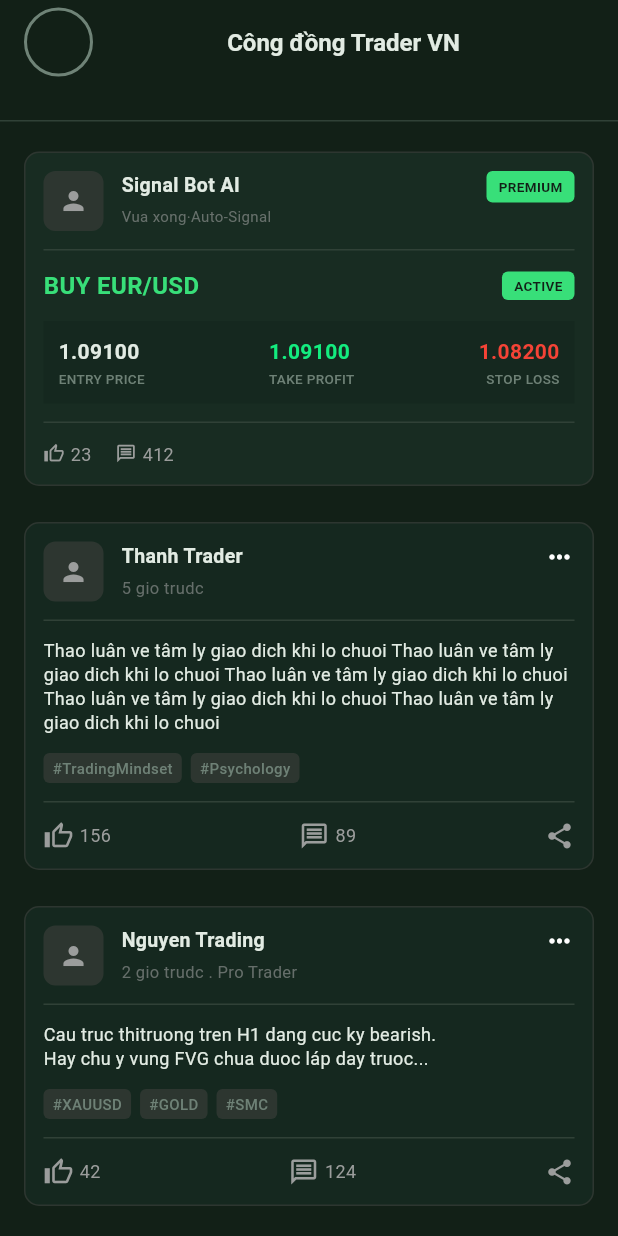
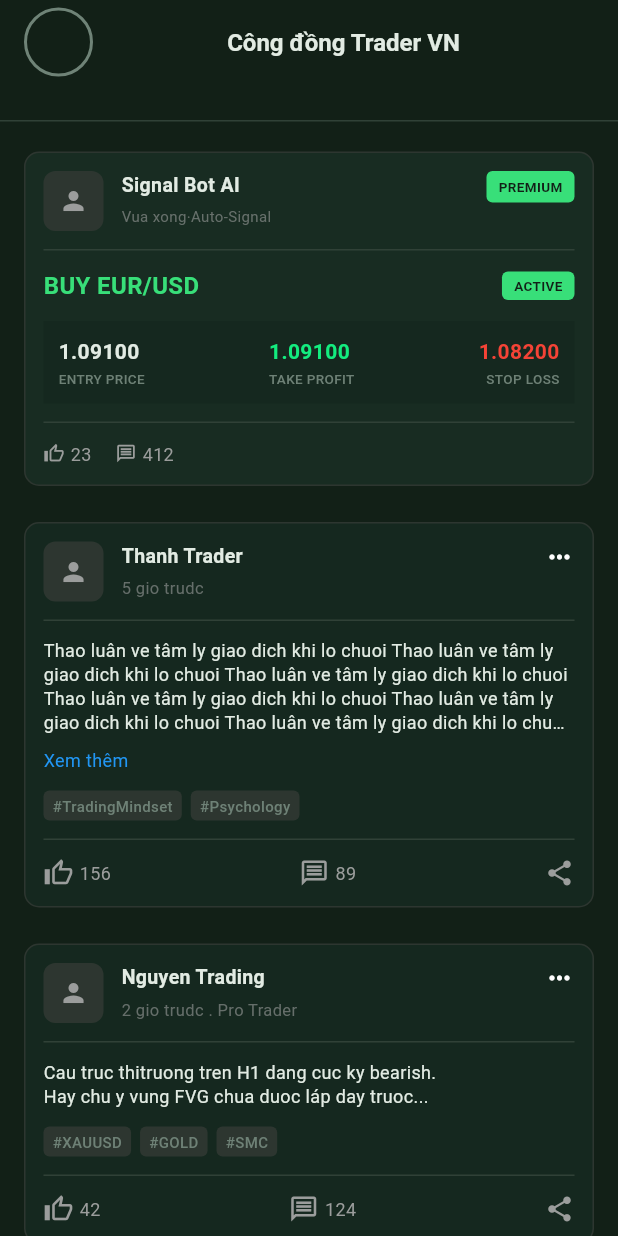
Before and after one commit to nhatlongtien/VN_Trader, a Flutter app: the _ForumScreenContent screen opened directly, on a phone screen of 412 x 824 dp. Run offline on Flutter 3.47's test engine with Material 3 defaults, Android fonts, the phone set to English and light mode, and no system bars; our stand-ins replace bloc, equatable, flutter_bloc.

Commit message:
Create tabbar

```diff
--- /dev/null
+++ b/vn_trader/devtools_options.yaml
@@ -0,0 +1,3 @@
+description: This file stores settings for Dart & Flutter DevTools.
+documentation: https://docs.flutter.dev/tools/devtools/extensions#configure-extension-enablement-states
+extensions:
--- a/vn_trader/lib/presentation/pages/forum_screen.dart
+++ b/vn_trader/lib/presentation/pages/forum_screen.dart
@@ -55,7 +55,7 @@ class _ForumScreenContentState extends State<_ForumScreenContent> {
       authorImage: 'assets/images/placeholder.png',
       title:
           'Moi nguoi thuong lam gì khi gap chuoi thua 5-6 lenh lien tiep? Minh dang cam thay kha ap luc và muon bo cuφc...',
-      description: 'Thao luân ve tâm ly giao dich khi lo chuoi Thao luân ve tâm ly giao dich khi lo chuoi Thao luân ve tâm ly giao dich khi lo chuoi Thao luân ve tâm ly giao dich khi lo chuoi Thao luân ve tâm ly giao dich khi lo chuoi',
+      description: 'Thao luân ve tâm ly giao dich khi lo chuoi Thao luân ve tâm ly giao dich khi lo chuoi Thao luân ve tâm ly giao dich khi lo chuoi Thao luân ve tâm ly giao dich khi lo chuoi Thao luân ve tâm ly giao dich khi lo chuoi Thao luân ve tâm ly giao dich khi lo chuoi Thao luân ve tâm ly giao dich khi lo chuoi Thao luân ve tâm ly giao dich khi lo chuoi Thao luân ve tâm ly giao dich khi lo chuoi Thao luân ve tâm ly giao dich khi lo chuoi Thao luân ve tâm ly giao dich khi lo chuoi',
       timeAgo: '5 gio trudc',
       isPremium: false,
       isActive: false,
--- a/vn_trader/lib/presentation/pages/index.dart
+++ b/vn_trader/lib/presentation/pages/index.dart
@@ -4,3 +4,4 @@ export 'welcome_screen.dart';
 export 'forum_screen.dart';
 export 'login_page.dart';
 export 'register_screen.dart';
+export 'tab_bar_screen.dart';
--- a/vn_trader/lib/presentation/pages/login_page.dart
+++ b/vn_trader/lib/presentation/pages/login_page.dart
@@ -1,6 +1,7 @@
 import 'package:flutter/material.dart';
 import 'package:flutter_bloc/flutter_bloc.dart';
 import 'package:vn_trader/presentation/bloc/login/login_bloc.dart';
+import 'package:vn_trader/presentation/index.dart';
 import 'package:vn_trader/presentation/pages/forum_screen.dart';
 import 'package:vn_trader/presentation/widgets/login/login_form.dart';
 import 'package:vn_trader/presentation/widgets/login/social_login_section.dart';
@@ -48,7 +49,7 @@ class _LoginPageContentState extends State<_LoginPageContent> {
         if (state.status == LoginStatus.success) {
           Navigator.of(context).pushReplacement(
             // MaterialPageRoute(builder: (context) => const WelcomeScreen()),
-            MaterialPageRoute(builder: (context) => const ForumScreen()),
+            MaterialPageRoute(builder: (context) => TabBarScreen()),
           );
         }
       },
--- a/vn_trader/lib/presentation/widgets/forum/forum_post_card.dart
+++ b/vn_trader/lib/presentation/widgets/forum/forum_post_card.dart
@@ -3,7 +3,7 @@ import 'package:vn_trader/core/constants/app_colors.dart';
 import 'package:vn_trader/presentation/pages/forum_screen.dart';
 import 'package:vn_trader/presentation/widgets/forum/forum_signal_card.dart';
 
-class ForumPostCard extends StatelessWidget {
+class ForumPostCard extends StatefulWidget {
   final ForumPost post;
   final VoidCallback onTap;
 
@@ -14,15 +14,22 @@ class ForumPostCard extends StatelessWidget {
   });
 
   @override
+  State<ForumPostCard> createState() => _ForumPostCardState();
+}
+
+class _ForumPostCardState extends State<ForumPostCard> {
+  bool _isExpanded = false;
+
+  @override
   Widget build(BuildContext context) {
     // If it's a signal post with trading info
-    if (post.takeProfit != null && post.stopLoss != null) {
-      return ForumSignalCard(post: post, onTap: onTap);
+    if (widget.post.takeProfit != null && widget.post.stopLoss != null) {
+      return ForumSignalCard(post: widget.post, onTap: widget.onTap);
     }
 
     // Regular post card
     return GestureDetector(
-      onTap: onTap,
+      onTap: widget.onTap,
       child: Container(
         margin: const EdgeInsets.symmetric(horizontal: 16, vertical: 12),
         decoration: BoxDecoration(
@@ -66,7 +73,7 @@ class ForumPostCard extends StatelessWidget {
                           children: [
                             Expanded(
                               child: Text(
-                                post.authorName,
+                                widget.post.authorName,
                                 style: const TextStyle(
                                   color: AppColors.textPrimary,
                                   fontSize: 13,
@@ -80,9 +87,9 @@ class ForumPostCard extends StatelessWidget {
                         ),
                         const SizedBox(height: 4),
                         Text(
-                          post.timeAgo,
+                          widget.post.timeAgo,
                           style: TextStyle(
-                            color: AppColors.textSecondary.withOpacity(0.6),
+                            color: AppColors.textSecondary.withValues(alpha: 0.6),
                             fontSize: 11,
                           ),
                         ),
@@ -106,23 +113,14 @@ class ForumPostCard extends StatelessWidget {
               child: Column(
                 crossAxisAlignment: CrossAxisAlignment.start,
                 children: [
-                  Text(
-                    post.description,
-                    style: TextStyle(
-                      color: AppColors.textPrimary,
-                      fontSize: 12,
-                      height: 1.3,
-                    ),
-                    maxLines: 4,
-                    overflow: TextOverflow.ellipsis,
-                  ),
+                  _buildExpandableText(),
                   const SizedBox(height: 12),
 
                   // Tags
                   Wrap(
                     spacing: 6,
                     runSpacing: 6,
-                    children: post.tags
+                    children: widget.post.tags
                         .map((tag) => Container(
                               padding: const EdgeInsets.symmetric(
                                 horizontal: 6,
@@ -159,10 +157,10 @@ class ForumPostCard extends StatelessWidget {
               child: Row(
                 mainAxisAlignment: MainAxisAlignment.spaceBetween,
                 children: [
-                  _buildStat(Icons.thumb_up_outlined, post.upvotes.toString()),
+                  _buildStat(Icons.thumb_up_outlined, widget.post.upvotes.toString()),
                   _buildStat(
                     Icons.message_outlined,
-                    post.comments.toString(),
+                    widget.post.comments.toString(),
                   ),
                   Icon(
                     Icons.share,
@@ -177,6 +175,66 @@ class ForumPostCard extends StatelessWidget {
       ),
     );
   }
+
+  Widget _buildExpandableText() {
+    return LayoutBuilder(
+      builder: (context, constraints) {
+        // Tính toán số dòng thực tế khi hiển thị đầy đủ
+        final fullTextPainter = TextPainter(
+          text: TextSpan(
+            text: widget.post.description,
+            style: TextStyle(
+              color: AppColors.textPrimary,
+              fontSize: 12,
+              height: 1.3,
+            ),
+          ),
+          textDirection: TextDirection.ltr,
+        );
+        fullTextPainter.layout(maxWidth: constraints.maxWidth);
+
+        // Tính số dòng
+        final lines = fullTextPainter.computeLineMetrics().length;
+        final hasMoreThan4Lines = lines > 4;
+
+        return Column(
+          crossAxisAlignment: CrossAxisAlignment.start,
+          children: [
+            Text(
+              widget.post.description,
+              style: TextStyle(
+                color: AppColors.textPrimary,
+                fontSize: 12,
+                height: 1.3,
+              ),
+              maxLines: _isExpanded ? null : 4,
+              overflow: _isExpanded ? TextOverflow.visible : TextOverflow.ellipsis,
+            ),
+            if (hasMoreThan4Lines)
+              Padding(
+                padding: const EdgeInsets.only(top: 8),
+                child: GestureDetector(
+                  onTap: () {
+                    setState(() {
+                      _isExpanded = !_isExpanded;
+                    });
+                  },
+                  child: Text(
+                    _isExpanded ? 'Ẩn bớt' : 'Xem thêm',
+                    style: const TextStyle(
+                      color: Colors.blue,
+                      fontSize: 12,
+                      fontWeight: FontWeight.w400,
+                    ),
+                  ),
+                ),
+              ),
+          ],
+        );
+      },
+    );
+  }
+
 
   Widget _buildStat(IconData icon, String count) {
     return Row(
```
Also changed, not shown: vn_trader/lib/presentation/pages/tab_bar_screen.dart (added, +97 -0 lines), vn_trader/lib/presentation/widgets/login/login_form.dart (+5 -5 lines), vn_trader/assets/images/login/academy_ic.png (added), vn_trader/assets/images/login/academy_selected_ic.png (added), vn_trader/assets/images/login/forum_ic.png (added), vn_trader/assets/images/login/forum_selected_ic.png (added), vn_trader/assets/images/login/profile_ic.png (added), vn_trader/assets/images/login/profile_selected_ic.png (added), vn_trader/assets/images/login/signal_ic.png (added), vn_trader/assets/images/login/signal_selected_ic.png (added).
